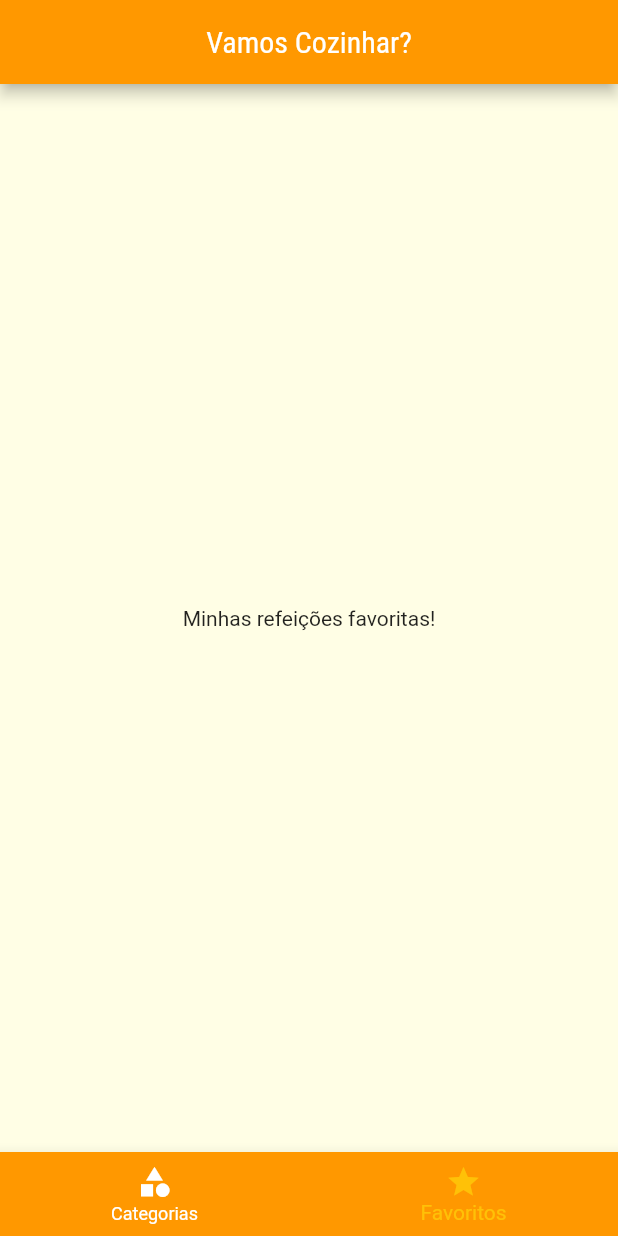
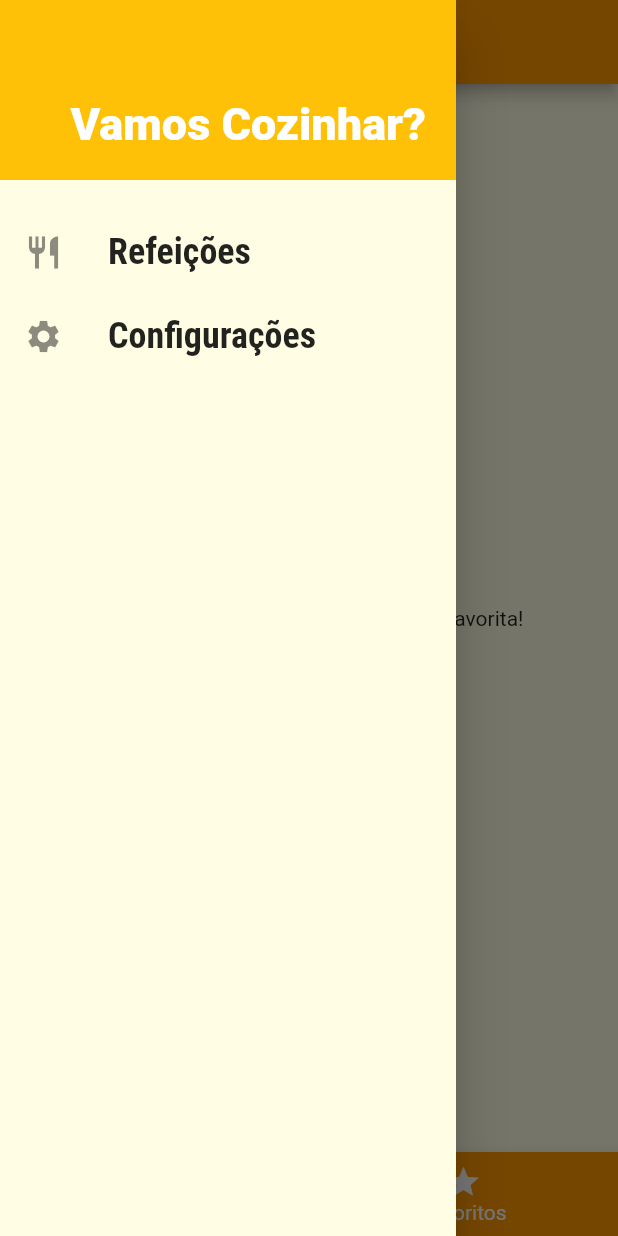
Before and after one commit to MateusMaccos/android-mobile-navegacao, a Flutter app: the screen it shows after launch, item 2 of the bottom bar chosen, with the side drawer open (before the commit the screen has no drawer), on a phone screen of 412 x 824 dp. Run offline on Flutter 3.47's test engine with Material 2 defaults, Android fonts, the phone set to English and light mode, and no system bars.

Commit message:
Favoritos e filtros

```diff
--- /dev/null
+++ b/lib/components/main_drawer.dart
@@ -0,0 +1,58 @@
+import 'package:flutter/material.dart';
+import 'package:navegacao/utils/app_routes.dart';
+
+class MainDrawer extends StatelessWidget {
+  const MainDrawer({super.key});
+
+  Widget _createItem(IconData icon, String label, void Function() onTap) {
+    return ListTile(
+      leading: Icon(
+        icon,
+        size: 26,
+      ),
+      title: Text(
+        label,
+        style: const TextStyle(
+            fontFamily: 'RobotoCondensed',
+            fontSize: 24,
+            fontWeight: FontWeight.bold),
+      ),
+      onTap: onTap,
+    );
+  }
+
+  @override
+  Widget build(BuildContext context) {
+    return Drawer(
+      child: Column(
+        children: [
+          Container(
+            height: 120,
+            width: double.infinity,
+            padding: const EdgeInsets.all(20),
+            alignment: Alignment.bottomRight,
+            color: Theme.of(context).colorScheme.secondary,
+            child: const Text(
+              'Vamos Cozinhar?',
+              style: TextStyle(
+                fontWeight: FontWeight.w900,
+                fontSize: 30,
+                color: Colors.white,
+              ),
+            ),
+          ),
+          const SizedBox(
+            height: 20,
+          ),
+          _createItem(Icons.restaurant, 'Refeições',
+              () => Navigator.of(context).pushReplacementNamed(AppRoutes.HOME)),
+          _createItem(
+              Icons.settings,
+              'Configurações',
+              () => Navigator.of(context)
+                  .pushReplacementNamed(AppRoutes.SETTINGS))
+        ],
+      ),
+    );
+  }
+}
--- a/lib/main.dart
+++ b/lib/main.dart
@@ -1,16 +1,57 @@
 // ignore_for_file: library_private_types_in_public_api
 
 import 'package:flutter/material.dart';
+import 'package:navegacao/data/dummy_data.dart';
 import 'package:navegacao/screens/categories_meals_screen.dart';
-import 'package:navegacao/screens/categories_screen.dart';
 import 'package:navegacao/screens/meal_detail_screen.dart';
+import 'package:navegacao/screens/settings_screen.dart';
 import 'package:navegacao/screens/tabs_sreen.dart';
 import 'package:navegacao/utils/app_routes.dart';
 
+import 'models/meal.dart';
+import 'models/settings.dart';
+
 void main() => runApp(const MyApp());
 
-class MyApp extends StatelessWidget {
+class MyApp extends StatefulWidget {
   const MyApp({super.key});
+
+  @override
+  State<MyApp> createState() => _MyAppState();
+}
+
+class _MyAppState extends State<MyApp> {
+  Settings settings = Settings();
+  List<Meal> _availableMeals = dummyMeals;
+  List<Meal> _favoriteMeals = [];
+
+  void _filterMeals(Settings settings) {
+    setState(() {
+      this.settings = settings;
+      _availableMeals = dummyMeals.where((meal) {
+        final filterGluten = settings.isGlutenFree && !meal.isGlutenFree;
+        final filterLactose = settings.isLactoseFree && !meal.isLactoseFree;
+        final filterVegan = settings.isVegan && !meal.isVegan;
+        final filterVegetarian = settings.isVegetarian && !meal.isVegetarian;
+        return !filterGluten &&
+            !filterLactose &&
+            !filterVegan &&
+            !filterVegetarian;
+      }).toList();
+    });
+  }
+
+  void _toggleFavorite(Meal meal) {
+    setState(() {
+      _favoriteMeals.contains(meal)
+          ? _favoriteMeals.remove(meal)
+          : _favoriteMeals.add(meal);
+    });
+  }
+
+  bool _isFavorite(Meal meal) {
+    return _favoriteMeals.contains(meal);
+  }
 
   @override
   Widget build(BuildContext context) {
@@ -30,9 +71,12 @@ class MyApp extends StatelessWidget {
                   fontSize: 20,
                   fontFamily: 'RobotoCondensed'))),
       routes: {
-        AppRoutes.HOME: (ctx) => const TabsScreen(),
-        AppRoutes.CATEGORIES_MEALS: (ctx) => const CategoriesMealsScreen(),
-        AppRoutes.MEAL_DETAIL: (ctx) => const MealDetailScreen()
+        AppRoutes.HOME: (ctx) => TabsScreen(_favoriteMeals),
+        AppRoutes.CATEGORIES_MEALS: (ctx) =>
+            CategoriesMealsScreen(_availableMeals),
+        AppRoutes.MEAL_DETAIL: (ctx) =>
+            MealDetailScreen(_toggleFavorite, _isFavorite),
+        AppRoutes.SETTINGS: (ctx) => SettingsScreen(settings, _filterMeals)
       },
       /* onGenerateRoute: (settings) {
         if (settings.name == '/alguma-coisa') {
--- /dev/null
+++ b/lib/models/settings.dart
@@ -0,0 +1,13 @@
+class Settings {
+  bool isGlutenFree;
+  bool isLactoseFree;
+  bool isVegan;
+  bool isVegetarian;
+
+  Settings({
+    this.isGlutenFree = false,
+    this.isLactoseFree = false,
+    this.isVegan = false,
+    this.isVegetarian = false,
+  });
+}
--- a/lib/screens/favorite_screen.dart
+++ b/lib/screens/favorite_screen.dart
@@ -1,12 +1,24 @@
 import 'package:flutter/material.dart';
+import 'package:navegacao/components/meal_item.dart';
+
+import '../models/meal.dart';
 
 class FavoriteScreen extends StatelessWidget {
-  const FavoriteScreen({super.key});
+  final List<Meal> favoriteMeals;
+  const FavoriteScreen(this.favoriteMeals, {super.key});
 
   @override
   Widget build(BuildContext context) {
-    return const Center(
-      child: Text('Minhas refeições favoritas!'),
-    );
+    if (favoriteMeals.isEmpty) {
+      return const Center(
+        child: Text('Nenhuma refeição foi marcada como favorita!'),
+      );
+    } else {
+      return ListView.builder(
+          itemCount: favoriteMeals.length,
+          itemBuilder: ((context, index) {
+            return MealItem(favoriteMeals[index]);
+          }));
+    }
   }
 }
--- a/lib/screens/tabs_sreen.dart
+++ b/lib/screens/tabs_sreen.dart
@@ -1,9 +1,13 @@
 import 'package:flutter/material.dart';
+import 'package:navegacao/components/main_drawer.dart';
 import 'package:navegacao/screens/categories_screen.dart';
 import 'package:navegacao/screens/favorite_screen.dart';
 
+import '../models/meal.dart';
+
 class TabsScreen extends StatefulWidget {
-  const TabsScreen({super.key});
+  final List<Meal> favoriteMeals;
+  const TabsScreen(this.favoriteMeals, {super.key});
 
   @override
   State<TabsScreen> createState() => _TabsScreenState();
@@ -11,7 +15,21 @@ class TabsScreen extends StatefulWidget {
 
 class _TabsScreenState extends State<TabsScreen> {
   int _selectedScreenIndex = 0;
-  final List<Widget> _screens = [CategoriesScreen(), FavoriteScreen()];
+  late List<Map<String, Object>> _screens;
+  @override
+  void initState() {
+    super.initState();
+    _screens = [
+      {
+        'title': 'Lista de Categorias',
+        'screen': const CategoriesScreen(),
+      },
+      {
+        'title': 'Meus Favoritos',
+        'screen': FavoriteScreen(widget.favoriteMeals)
+      }
+    ];
+  }
 
   _selectScreen(int index) {
     setState(() {
@@ -22,20 +40,23 @@ class _TabsScreenState extends State<TabsScreen> {
   @override
   Widget build(BuildContext context) {
     return Scaffold(
+      drawer: const MainDrawer(),
       appBar: AppBar(
+        iconTheme: IconThemeData(color: Colors.white),
         title: Text(
-          'Vamos Cozinhar?',
+          _screens[_selectedScreenIndex]['title'] as String,
           style: Theme.of(context).textTheme.headline1,
         ),
         centerTitle: true,
       ),
-      body: _screens[_selectedScreenIndex],
+      body: _screens[_selectedScreenIndex]['screen'] as Widget,
       bottomNavigationBar: BottomNavigationBar(
           onTap: _selectScreen,
           backgroundColor: Theme.of(context).primaryColor,
-          unselectedItemColor: Colors.white,
-          selectedItemColor: Theme.of(context).colorScheme.secondary,
+          unselectedItemColor: Colors.white70,
+          selectedItemColor: Colors.white,
           currentIndex: _selectedScreenIndex,
+          type: BottomNavigationBarType.fixed,
           items: const [
             BottomNavigationBarItem(
               icon: Icon(Icons.category),
--- a/lib/utils/app_routes.dart
+++ b/lib/utils/app_routes.dart
@@ -4,4 +4,5 @@ class AppRoutes {
   // ignore: constant_identifier_names
   static const CATEGORIES_MEALS = '/categories-meals';
   static const MEAL_DETAIL = '/meal-detail';
+  static const SETTINGS = '/settings';
 }
```
Also changed, not shown: lib/components/meal_item.dart (+12 -1 lines), lib/screens/categories_meals_screen.dart (+4 -4 lines), lib/screens/meal_detail_screen.dart (+13 -4 lines), lib/screens/settings_screen.dart (added, +90 -0 lines).
